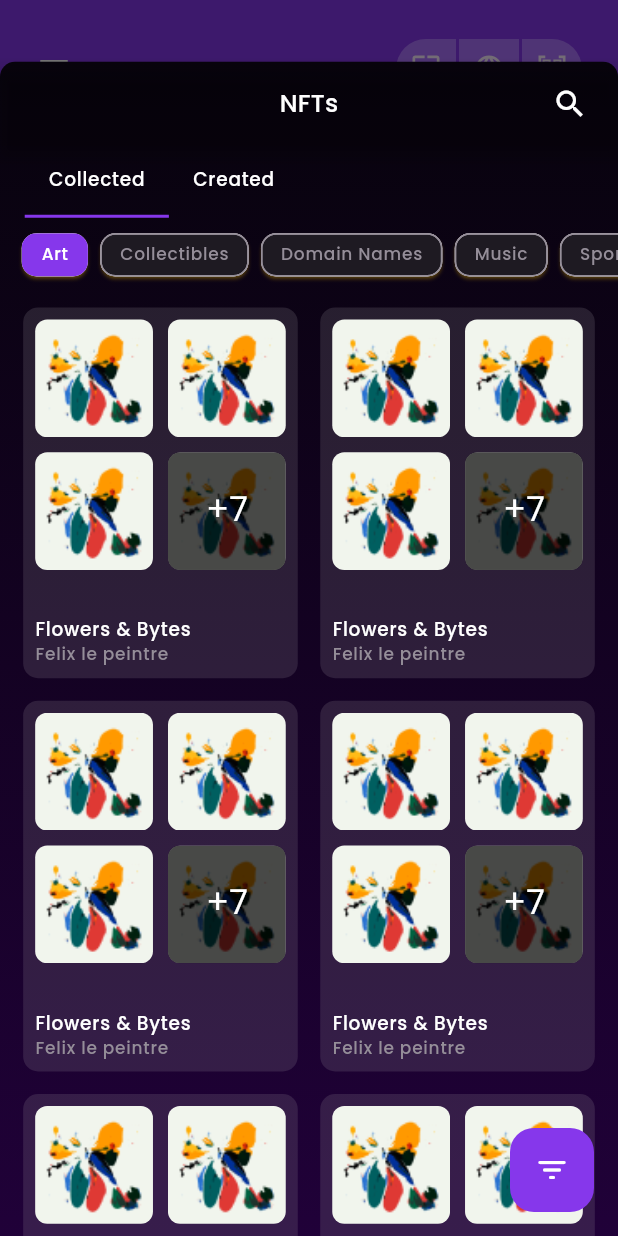
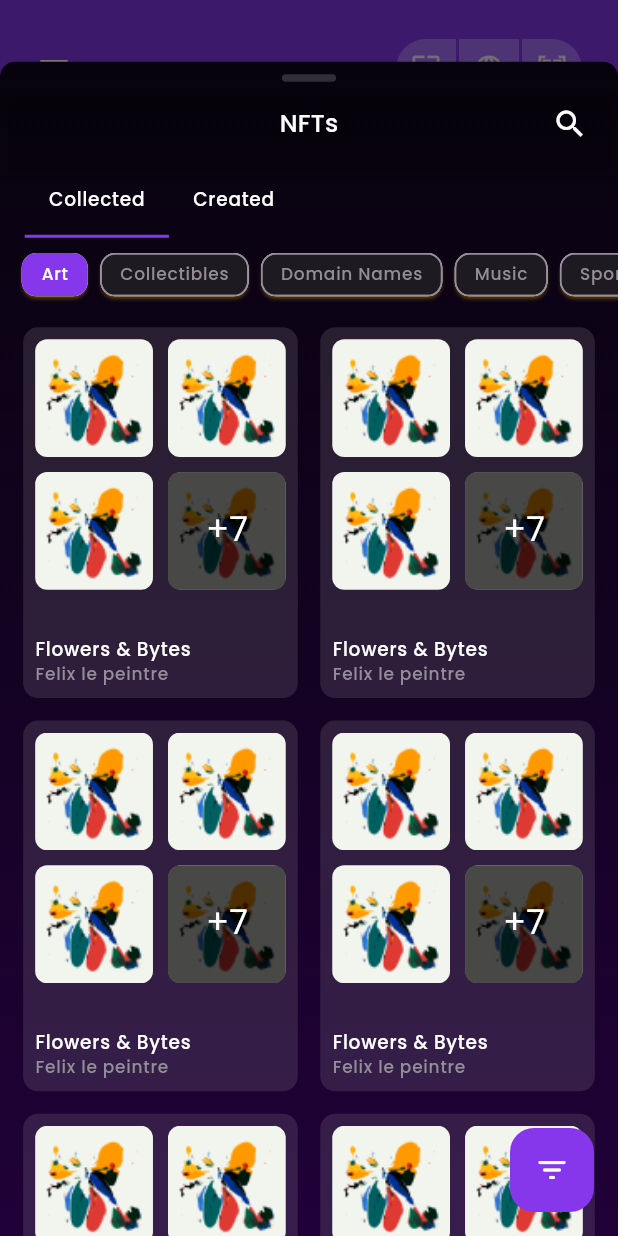
Before and after one commit to Tezsure/plenty-wallet, a Flutter app: the screen it shows after launch, after a tap on an icon or button, on a phone screen of 412 x 824 dp. Run offline on Flutter 3.47's test engine with Material 2 defaults, Android fonts, the phone set to English and light mode, and no system bars; our stand-ins replace cached_network_image, flutter_secure_storage, flutter_svg, get, image_picker, local_auth and 2 more; missing offline and left inert: dartez; project files that could hold a hidden picture were left out.

Commit message:
bottomsheet handle

```diff
--- a/lib/app/modules/nft_gallery/views/nft_collection_gallery_view.dart
+++ b/lib/app/modules/nft_gallery/views/nft_collection_gallery_view.dart
@@ -42,6 +42,19 @@ class NFTcollectionGalleryView extends GetView<NftGalleryController> {
                 padding: const EdgeInsets.symmetric(horizontal: 12.0),
                 child: Column(
                   children: [
+                    0.01.vspace,
+                    Align(
+                      alignment: Alignment.topCenter,
+                      child: Container(
+                        height: 5,
+                        width: 36,
+                        decoration: BoxDecoration(
+                          borderRadius: BorderRadius.circular(5),
+                          color: ColorConst.NeutralVariant.shade60
+                              .withOpacity(0.3),
+                        ),
+                      ),
+                    ),
                     nftCollectionGalleryAppBar(),
                     const SizedBox(
                       height: 17,
--- a/lib/app/modules/nft_gallery/views/nft_collection_view.dart
+++ b/lib/app/modules/nft_gallery/views/nft_collection_view.dart
@@ -36,6 +36,20 @@ class NFTCollectionView extends GetView<NftGalleryController> {
                   mainAxisAlignment: MainAxisAlignment.start,
                   crossAxisAlignment: CrossAxisAlignment.start,
                   children: [
+                    0.01.vspace,
+                    Align(
+                      alignment: Alignment.topCenter,
+                      child: Container(
+                        height: 5,
+                        width: 36,
+                        decoration: BoxDecoration(
+                          borderRadius: BorderRadius.circular(5),
+                          color: ColorConst.NeutralVariant.shade60
+                              .withOpacity(0.3),
+                        ),
+                      ),
+                    ),
+
                     Obx(
                       () => AppBar(
                           toolbarHeight:
--- a/lib/app/modules/nft_gallery/views/nft_gallery_view.dart
+++ b/lib/app/modules/nft_gallery/views/nft_gallery_view.dart
@@ -1,6 +1,8 @@
 import 'package:flutter/material.dart';
 import 'package:get/get.dart';
 import 'package:naan_wallet/app/modules/nft_gallery/views/nft_collection_gallery_view.dart';
+import 'package:naan_wallet/utils/colors/colors.dart';
+import 'package:naan_wallet/utils/extensions/size_extension.dart';
 
 import '../controllers/nft_gallery_controller.dart';
 import 'nft_collection_view.dart';
```
Lines whose indentation alone changed are shown as unchanged.
